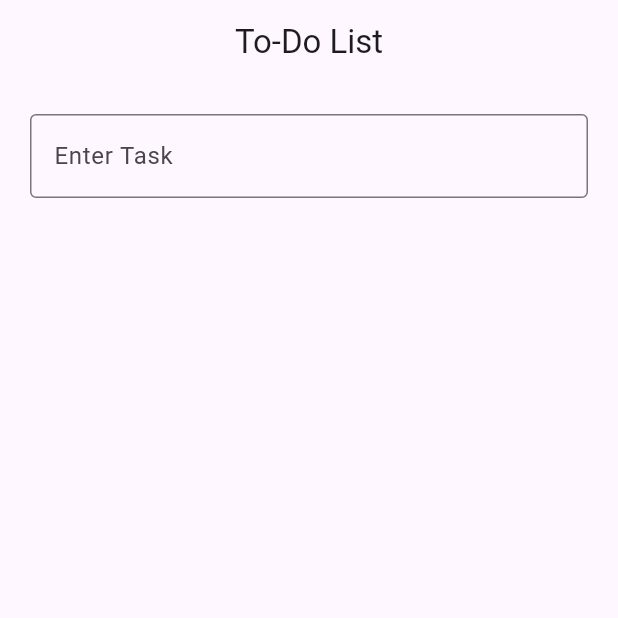
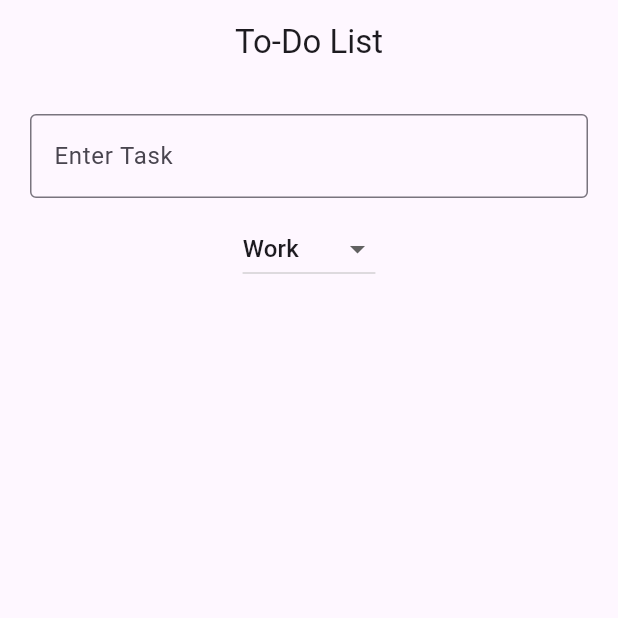
Before and after one commit to rayane2323/mobileproject1, a Flutter app: the screen it shows after launch, on a phone screen of 412 x 824 dp, the top half of it. Run offline on Flutter 3.47's test engine with Material 3 defaults, Android fonts, the phone set to English and light mode, and no system bars.

Commit message:
adding dropdown menu

```diff
--- a/lib/main.dart
+++ b/lib/main.dart
@@ -26,6 +26,8 @@ class TaskHelperPage extends StatefulWidget {
 
 class _TaskHelperPageState extends State<TaskHelperPage> {
   final TextEditingController _taskController = TextEditingController();
+  final List<String> _categories = ['Work', 'School', 'Personal'];
+  String _selectedCategory = 'Work';
   @override
   void dispose() {
     _taskController.dispose();
@@ -35,10 +37,7 @@ class _TaskHelperPageState extends State<TaskHelperPage> {
   @override
   Widget build(BuildContext context) {
     return Scaffold(
-      appBar: AppBar(
-        title: const Text("To-Do List"),
-        centerTitle: true,
-      ),
+      appBar: AppBar(title: const Text("To-Do List"), centerTitle: true),
       body: Padding(
         padding: const EdgeInsets.all(20),
         child: Column(
@@ -50,6 +49,21 @@ class _TaskHelperPageState extends State<TaskHelperPage> {
                 border: OutlineInputBorder(),
               ),
             ),
+            const SizedBox(height: 10),
+            DropdownButton<String>(
+              value: _selectedCategory,
+              onChanged: (String? value) {
+                setState(() {
+                  _selectedCategory = value!;
+                });
+              },
+              items: _categories
+                  .map<DropdownMenuItem<String>>(
+                    (cat) =>
+                        DropdownMenuItem<String>(value: cat, child: Text(cat)),
+                  )
+                  .toList(),
+            ),
           ],
         ),
       ),
```
Lines whose indentation alone changed are shown as unchanged.
